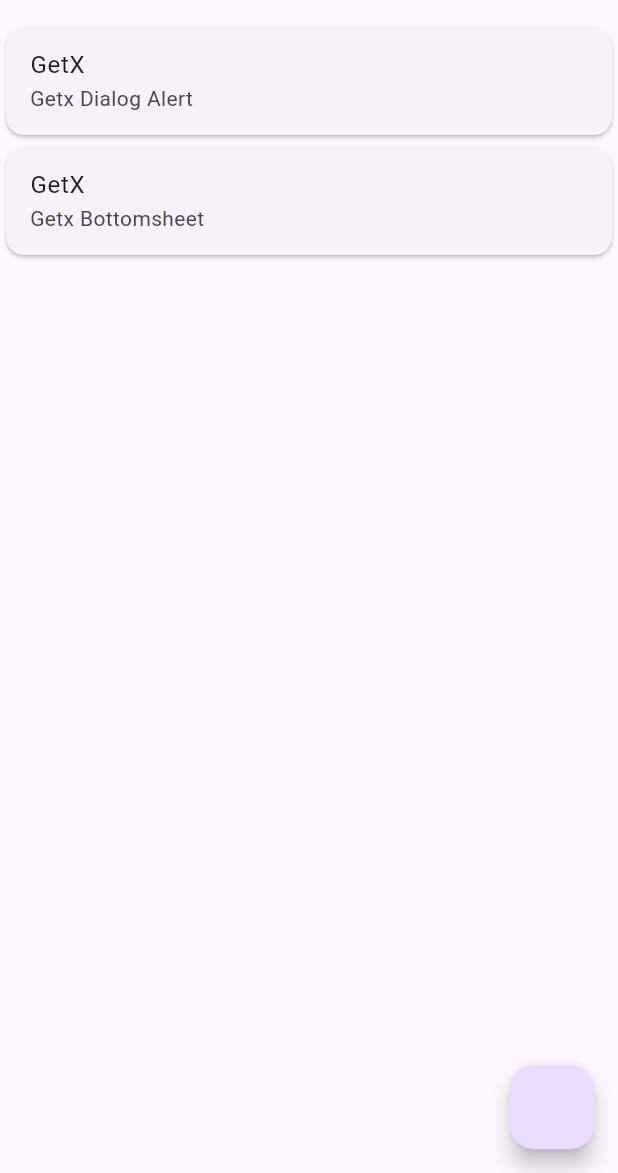
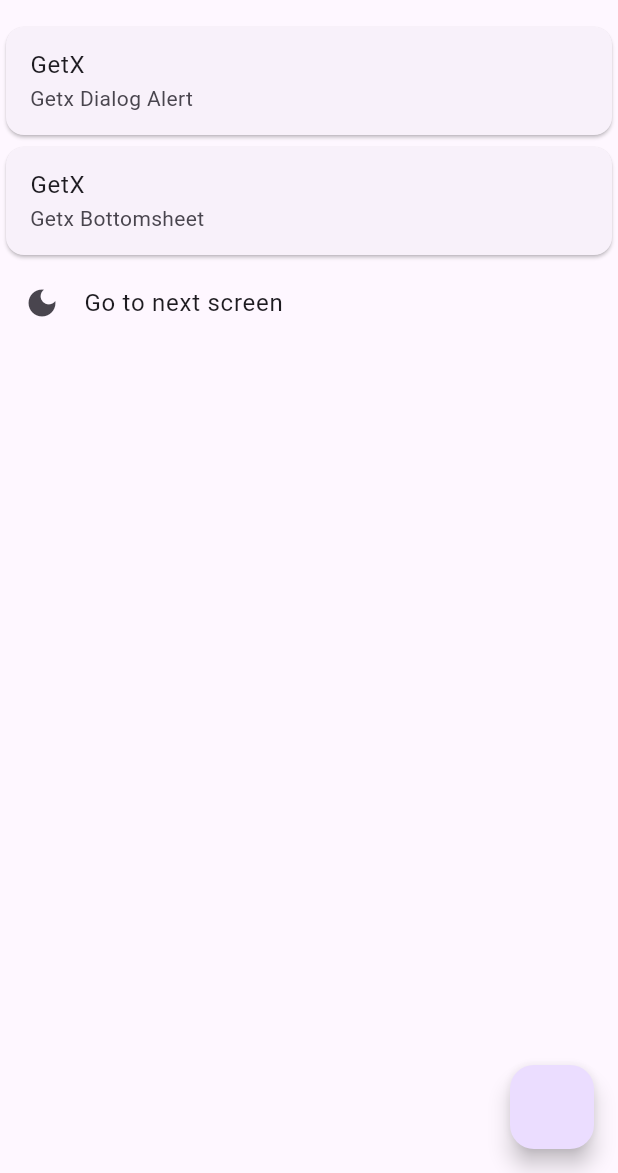
Before and after one commit to 9xRahul/getx_mastering, a Flutter app: the screen it shows after launch, on a phone screen of 412 x 824 dp, the part 63-1236 px from its top. Run offline on Flutter 3.47's test engine with Material 3 defaults, Android fonts, the phone set to English and light mode, and no system bars; our stand-ins replace get.

Commit message:
Routing with getx

```diff
--- a/lib/home_screen.dart
+++ b/lib/home_screen.dart
@@ -1,5 +1,6 @@
 import 'package:flutter/material.dart';
 import 'package:get/get.dart';
+import 'package:learning_getx/screen_one.dart';
 
 class HomeScreen extends StatefulWidget {
   const HomeScreen({super.key});
@@ -83,6 +84,14 @@
               },
             ),
           ),
+
+          ListTile(
+            leading: Icon(Icons.dark_mode),
+            title: Text("Go to next screen"),
+            onTap: () {
+              Get.to(ScreenOne());
+            },
+          ),
         ],
       ),
       floatingActionButton: FloatingActionButton(
--- a/lib/main.dart
+++ b/lib/main.dart
@@ -2,6 +2,8 @@
 import 'package:get/get.dart';
 
 import 'package:learning_getx/home_screen.dart';
+import 'package:learning_getx/screen_one.dart';
+import 'package:learning_getx/screen_two.dart';
 
 void main() {
   runApp(const MyApp());
@@ -18,6 +20,13 @@
       title: 'Flutter Demo',
       theme: ThemeData(colorScheme: .fromSeed(seedColor: Colors.deepPurple)),
       home: const HomeScreen(),
+      getPages: [
+        GetPage(name: '/', page: () => HomeScreen()),
+
+        GetPage(name: '/ScreenOne', page: () => ScreenOne()),
+
+        GetPage(name: '/ScreenTwo', page: () => ScreenTwo()),
+      ],
     );
   }
 }
```
Also changed, not shown: lib/screen_one.dart (added, +34 -0 lines), lib/screen_two.dart (added, +32 -0 lines).
